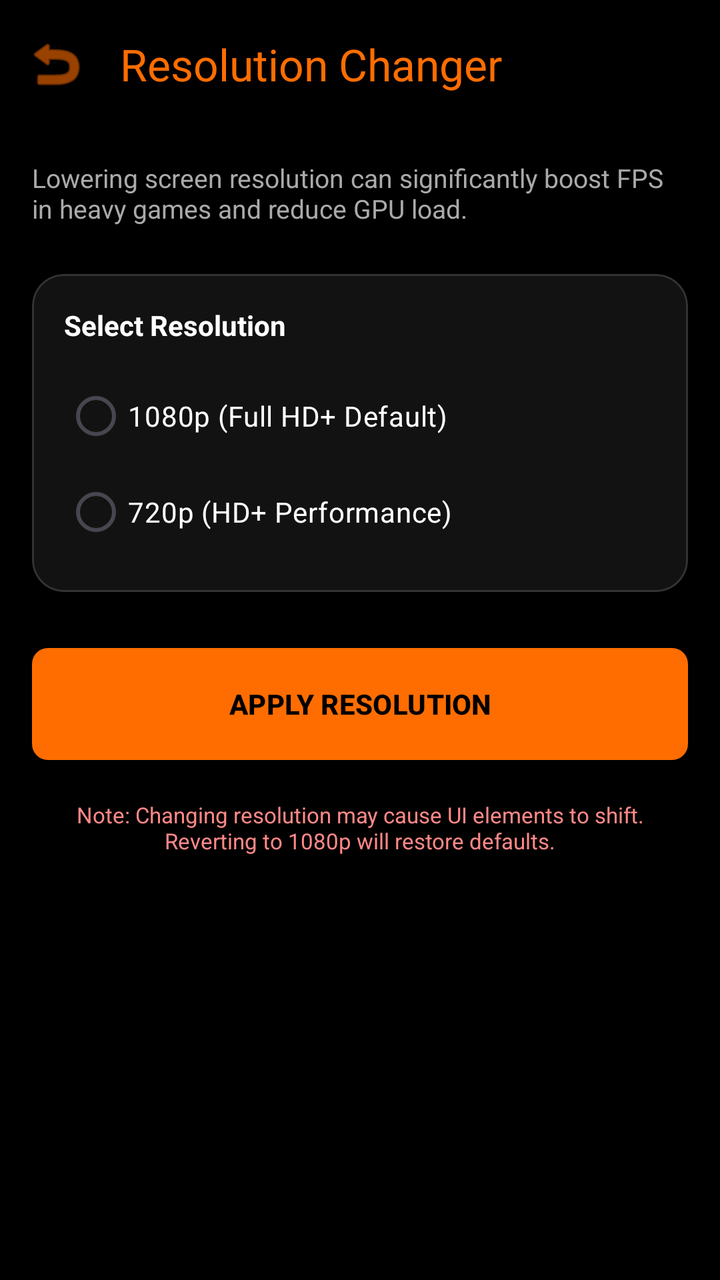
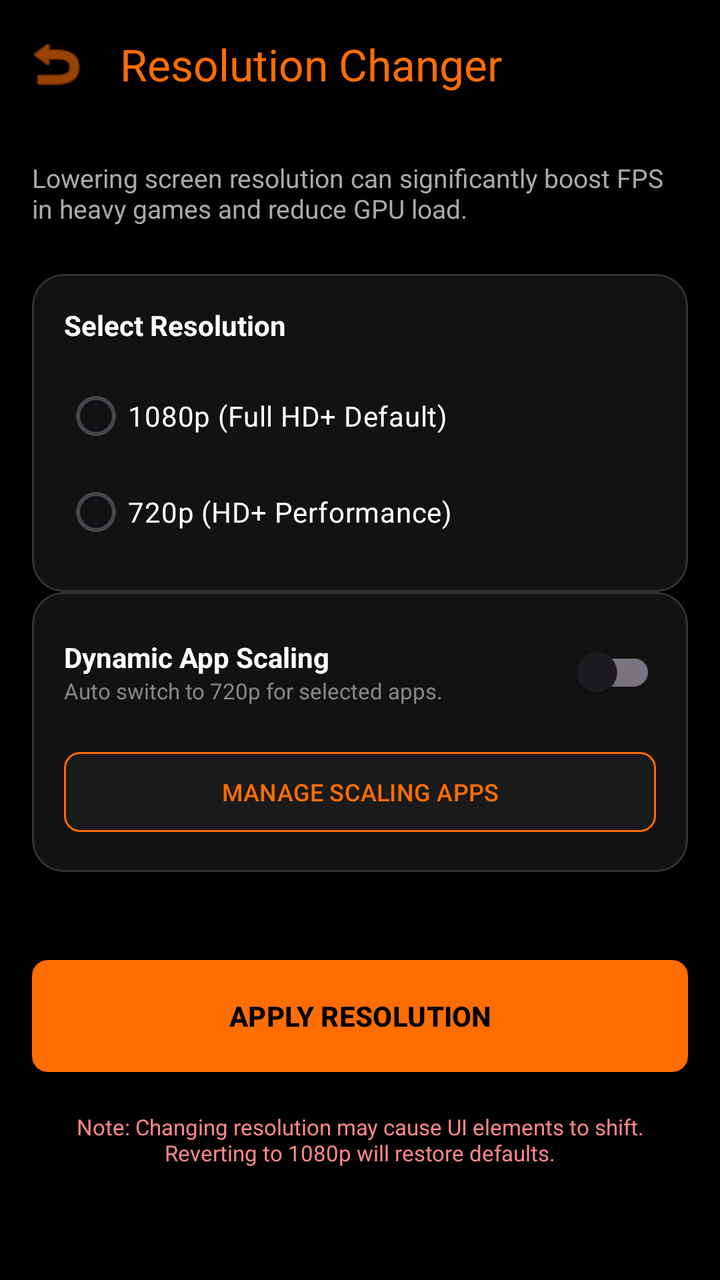

Before-and-after screenshots of an Android layout around one commit, followed by the original layout XML and the change that was made.
<!-- AndroidManifest.xml: activity theme Theme.PhoneControl -->
<!-- res/layout/activity_resolution.xml -->
<?xml version="1.0" encoding="utf-8"?>
<LinearLayout xmlns:android="http://schemas.android.com/apk/res/android"
    xmlns:app="http://schemas.android.com/apk/res-auto"
    android:layout_width="match_parent"
    android:layout_height="match_parent"
    android:orientation="vertical"
    android:background="@android:color/black"
    android:fitsSystemWindows="true">

    <com.google.android.material.appbar.MaterialToolbar
        android:id="@+id/toolbarRes"
        android:layout_width="match_parent"
        android:layout_height="?attr/actionBarSize"
        app:title="Resolution Changer"
        app:titleTextColor="@color/color_res"
        app:navigationIcon="@android:drawable/ic_menu_revert"
        app:navigationIconTint="@color/color_res" />

    <ScrollView android:layout_width="match_parent" android:layout_height="match_parent">
        <LinearLayout android:layout_width="match_parent" android:layout_height="wrap_content" android:orientation="vertical" android:padding="16dp">

            <TextView android:layout_width="match_parent" android:layout_height="wrap_content"
                android:text="Lowering screen resolution can significantly boost FPS in heavy games and reduce GPU load."
                android:textColor="#AAAAAA" android:textSize="13sp" android:layout_marginBottom="24dp" />

            <com.google.android.material.card.MaterialCardView
                android:layout_width="match_parent" android:layout_height="wrap_content"
                app:cardCornerRadius="16dp" app:cardBackgroundColor="#121212" app:strokeWidth="1dp" app:strokeColor="#333333">
                <LinearLayout android:layout_width="match_parent" android:layout_height="wrap_content" android:orientation="vertical" android:padding="16dp">
                    <TextView android:layout_width="wrap_content" android:layout_height="wrap_content" android:text="Select Resolution" android:textColor="#FFFFFF" android:textStyle="bold" />
                    <RadioGroup android:id="@+id/rgResolution" android:layout_width="match_parent" android:layout_height="wrap_content" android:layout_marginTop="12dp">
                        <RadioButton android:id="@+id/rbRes1080" android:layout_width="match_parent" android:layout_height="wrap_content" android:text="1080p (Full HD+ Default)" android:textColor="#FFFFFF" android:buttonTint="@color/color_res" />
                        <RadioButton android:id="@+id/rbRes720" android:layout_width="match_parent" android:layout_height="wrap_content" android:text="720p (HD+ Performance)" android:textColor="#FFFFFF" android:buttonTint="@color/color_res" />
                    </RadioGroup>
                </LinearLayout>
            </com.google.android.material.card.MaterialCardView>

            <com.google.android.material.button.MaterialButton
                android:id="@+id/btnApplyRes"
                android:layout_width="match_parent" android:layout_height="64dp"
                android:layout_marginTop="24dp" android:text="APPLY RESOLUTION"
                android:textColor="@android:color/black" android:textStyle="bold"
                app:backgroundTint="@color/color_res" app:cornerRadius="8dp" />

            <TextView android:layout_width="match_parent" android:layout_height="wrap_content"
                android:layout_marginTop="16dp"
                android:text="Note: Changing resolution may cause UI elements to shift. Reverting to 1080p will restore defaults."
                android:textColor="#FF8888" android:textSize="11sp" android:gravity="center" />

        </LinearLayout>
    </ScrollView>
</LinearLayout>
<!-- resources referenced by this layout -->
<resources>
  <color name="color_res">#FF6D00</color>
  <style name="Theme.PhoneControl" parent="Theme.Material3.DayNight.NoActionBar">
          
          <item name="colorPrimary">@color/purple_500</item>
          <item name="colorPrimaryVariant">@color/purple_700</item>
          <item name="colorOnPrimary">@color/white</item>
          
          <item name="colorSecondary">@color/teal_200</item>
          <item name="colorSecondaryVariant">@color/teal_700</item>
          <item name="colorOnSecondary">@color/black</item>
          
          <item name="android:statusBarColor">@android:color/black</item>
          <item name="android:windowLightStatusBar" tools:targetApi="m">false</item>
          
          
          
      </style>
  <color name="purple_500">#FF6200EE</color>
  <color name="purple_700">#FF3700B3</color>
  <color name="white">#FFFFFFFF</color>
  <color name="teal_200">#FF03DAC5</color>
  <color name="teal_700">#FF018786</color>
  <color name="black">#FF000000</color>
</resources>

<!-- the commit's change to res/layout/activity_resolution.xml (unified diff, before → after) -->
@@ -35,6 +35,63 @@
                 </LinearLayout>
             </com.google.android.material.card.MaterialCardView>
 
+            <com.google.android.material.card.MaterialCardView
+                android:layout_width="match_parent"
+                android:layout_height="wrap_content"
+                android:layout_marginBottom="16dp"
+                app:cardCornerRadius="16dp"
+                app:cardBackgroundColor="#121212"
+                app:strokeWidth="1dp"
+                app:strokeColor="#333333">
+                <LinearLayout
+                    android:layout_width="match_parent"
+                    android:layout_height="wrap_content"
+                    android:orientation="vertical"
+                    android:padding="16dp">
+                    <LinearLayout
+                        android:layout_width="match_parent"
+                        android:layout_height="wrap_content"
+                        android:orientation="horizontal"
+                        android:gravity="center_vertical">
+                        <LinearLayout
+                            android:layout_width="0dp"
+                            android:layout_height="wrap_content"
+                            android:layout_weight="1"
+                            android:orientation="vertical">
+                            <TextView
+                                android:layout_width="wrap_content"
+                                android:layout_height="wrap_content"
+                                android:text="Dynamic App Scaling"
+                                android:textColor="#FFFFFF"
+                                android:textStyle="bold" />
+                            <TextView
+                                android:layout_width="wrap_content"
+                                android:layout_height="wrap_content"
+                                android:text="Auto switch to 720p for selected apps."
+                                android:textColor="#888888"
+                                android:textSize="11sp" />
+                        </LinearLayout>
+                        <com.google.android.material.switchmaterial.SwitchMaterial
+                            android:id="@+id/switchDynamicScaling"
+                            android:layout_width="wrap_content"
+                            android:layout_height="wrap_content" />
+                    </LinearLayout>
+
+                    <com.google.android.material.button.MaterialButton
+                        android:id="@+id/btnManageScalingApps"
+                        android:layout_width="match_parent"
+                        android:layout_height="wrap_content"
+                        android:layout_marginTop="12dp"
+                        android:text="MANAGE SCALING APPS"
+                        android:textSize="12sp"
+                        app:cornerRadius="8dp"
+                        android:backgroundTint="#1A1A1A"
+                        android:textColor="@color/color_res"
+                        app:strokeWidth="1dp"
+                        app:strokeColor="@color/color_res" />
+                </LinearLayout>
+            </com.google.android.material.card.MaterialCardView>
+
             <com.google.android.material.button.MaterialButton
                 android:id="@+id/btnApplyRes"
                 android:layout_width="match_parent" android:layout_height="64dp"
